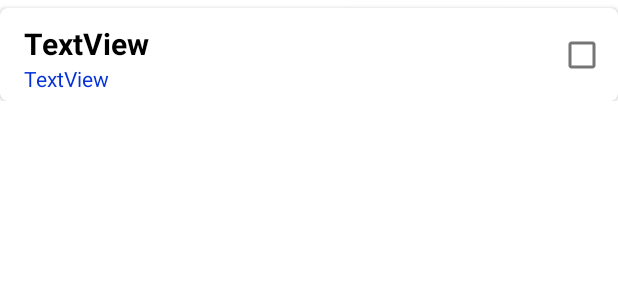
After one commit to Dgryzhkov/Jirobass, an Android app: the layout days_list_item.xml on its own in the app's theme, with its tools: preview values and no code run, on a phone screen of 412 x 824 dp. The commit adds this screen. Shown: the top 300 px of the screen. Run offline under Robolectric (Android 15) with nearby library versions, the phone set to English and light mode, and no system bars.

Commit message:
add recycler View Adapter

```diff
--- /dev/null
+++ b/app/src/main/java/com/example/jirobass/adapters/DaysAdapter.kt
@@ -0,0 +1,48 @@
+package com.example.jirobass.adapters
+
+import android.view.LayoutInflater
+import android.view.View
+import android.view.ViewGroup
+import androidx.recyclerview.widget.DiffUtil
+import androidx.recyclerview.widget.ListAdapter
+import androidx.recyclerview.widget.RecyclerView
+import com.example.jirobass.R
+import com.example.jirobass.databinding.DaysListItemBinding
+
+/**
+ *@Author Dgryzhkov
+ */
+class DaysAdapter : ListAdapter<DayModel, DaysAdapter.DayHolder>(MyComparator()) {
+
+    class DayHolder(view: View) : RecyclerView.ViewHolder(view) {
+        private val binding = DaysListItemBinding.bind(view)
+
+        fun setData(day: DayModel) = with(binding) {
+            val name = root.context.getString(R.string.day) + " ${adapterPosition + 1}"
+            tvName.text = name
+            val exCounter = day.exercises.split(",").size.toString()
+            tvExCounter.text = exCounter
+        }
+    }
+
+    override fun onCreateViewHolder(parent: ViewGroup, viewType: Int): DayHolder {
+        val view =
+            LayoutInflater.from(parent.context).inflate(R.layout.days_list_item, parent, false)
+        return DayHolder(view)
+    }
+
+    override fun onBindViewHolder(holder: DayHolder, position: Int) {
+        holder.setData(getItem(position))
+    }
+
+    class MyComparator : DiffUtil.ItemCallback<DayModel>() {
+        override fun areItemsTheSame(oldItem: DayModel, newItem: DayModel): Boolean {
+            return oldItem == newItem
+        }
+
+        override fun areContentsTheSame(oldItem: DayModel, newItem: DayModel): Boolean {
+            return oldItem == newItem
+        }
+
+    }
+}
--- /dev/null
+++ b/app/src/main/res/layout/days_list_item.xml
@@ -0,0 +1,55 @@
+<?xml version="1.0" encoding="utf-8"?>
+<androidx.constraintlayout.widget.ConstraintLayout xmlns:android="http://schemas.android.com/apk/res/android"
+    xmlns:app="http://schemas.android.com/apk/res-auto"
+    android:layout_width="match_parent"
+    android:layout_height="wrap_content">
+
+    <androidx.cardview.widget.CardView
+        android:id="@+id/cardView2"
+        android:layout_width="match_parent"
+        android:layout_height="wrap_content"
+        android:layout_marginTop="5dp"
+        app:cardCornerRadius="5dp"
+        app:layout_constraintBottom_toBottomOf="parent"
+        app:layout_constraintEnd_toEndOf="parent"
+        app:layout_constraintStart_toStartOf="parent"
+        app:layout_constraintTop_toTopOf="parent">
+
+        <LinearLayout
+            android:layout_width="match_parent"
+            android:layout_height="match_parent"
+            android:layout_marginStart="16dp"
+            android:layout_marginTop="10dp"
+            android:layout_marginEnd="40dp"
+            android:layout_marginBottom="5dp"
+            android:orientation="vertical">
+
+            <TextView
+                android:id="@+id/tvName"
+                android:layout_width="match_parent"
+                android:layout_height="wrap_content"
+                android:text="TextView"
+                android:textColor="@color/black"
+                android:textSize="20sp"
+                android:textStyle="bold" />
+
+            <TextView
+                android:id="@+id/tvExCounter"
+                android:layout_width="match_parent"
+                android:layout_height="wrap_content"
+                android:text="TextView"
+                android:textColor="@color/blue" />
+        </LinearLayout>
+    </androidx.cardview.widget.CardView>
+
+    <CheckBox
+        android:id="@+id/checkBox"
+        android:layout_width="wrap_content"
+        android:layout_height="wrap_content"
+        android:clickable="false"
+        android:elevation="10dp"
+        android:focusable="auto"
+        app:layout_constraintBottom_toBottomOf="@+id/cardView2"
+        app:layout_constraintEnd_toEndOf="@+id/cardView2"
+        app:layout_constraintTop_toTopOf="@+id/cardView2" />
+</androidx.constraintlayout.widget.ConstraintLayout>
--- a/app/src/main/res/values/strings.xml
+++ b/app/src/main/res/values/strings.xml
@@ -1,4 +1,5 @@
 <resources>
     <string name="app_name">Jirobass</string>
     <string name="slogan">На пути к совершенству</string>
+    <string name="day">День:</string>
 </resources>
```
